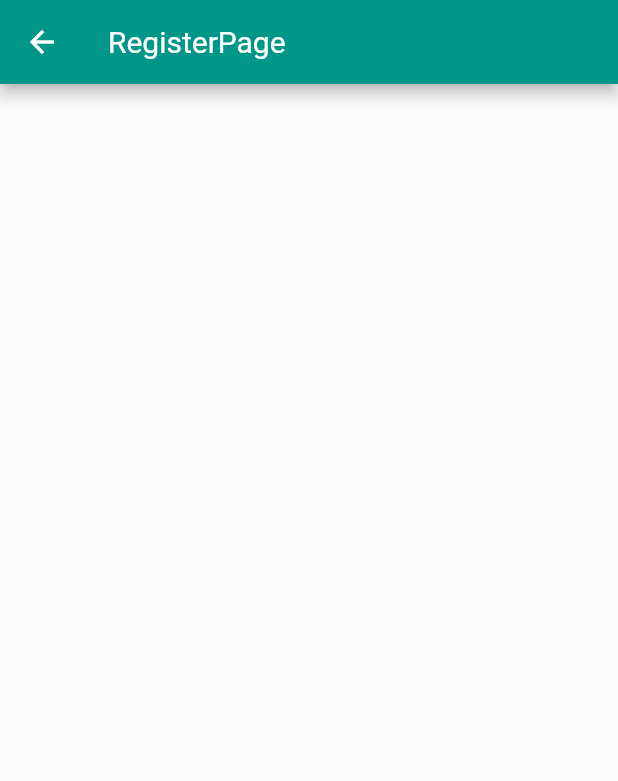
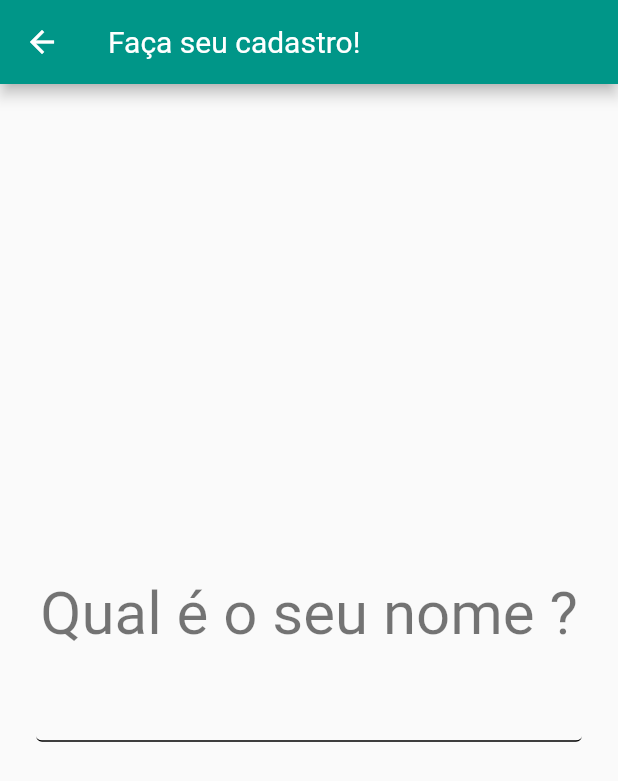
Before and after one commit to lucasrobaert/fuinsta, a Flutter app: the RegisterPage screen opened by its route, on a phone screen of 412 x 824 dp. Shown: the top 781 px of the screen. Run offline on Flutter 3.47's test engine with Material 2 defaults, Android fonts, the phone set to English and light mode, and no system bars; our stand-ins replace flutter_mobx, flutter_modular, mobx, shared_preferences; accounts and stored records are empty; generated files the repository leaves out were written again.

Commit message:
Register

```diff
--- a/lib/app/modules/register/register_page.dart
+++ b/lib/app/modules/register/register_page.dart
@@ -2,20 +2,124 @@ import 'package:flutter/material.dart';
 
 class RegisterPage extends StatefulWidget {
   final String title;
-  const RegisterPage({Key? key, this.title = 'RegisterPage'}) : super(key: key);
+  const RegisterPage({Key? key, this.title = 'Faça seu cadastro!'})
+      : super(key: key);
   @override
   RegisterPageState createState() => RegisterPageState();
 }
+
 class RegisterPageState extends State<RegisterPage> {
+  late PageController _pageController;
+
+  late TextEditingController _nameController;
+  late TextEditingController _emailController;
+  late TextEditingController _passwordController;
+
+  @override
+  void initState() {
+    super.initState();
+    _pageController = PageController(initialPage: 0);
+
+    _nameController = TextEditingController();
+    _emailController = TextEditingController();
+    _passwordController = TextEditingController();
+  }
+
   @override
   Widget build(BuildContext context) {
     return Scaffold(
       appBar: AppBar(
         title: Text(widget.title),
       ),
-      body: Column(
-        children: <Widget>[],
+      body: PageView(
+        controller: _pageController,
+        scrollDirection: Axis.vertical,
+        physics: NeverScrollableScrollPhysics(),
+        children: [
+          _FormField(
+            controller: _nameController,
+            label: 'Qual é o seu nome ?',
+            showBackButton: false,
+            onNext: (){
+              _pageController.nextPage(duration: Duration(seconds: 1), curve: Curves.easeOut);
+            },
+          ),
+          _FormField(
+            controller: _emailController,
+            label: 'Qual é o seu melhor e-mail ?',
+            onNext: (){
+              _pageController.nextPage(duration: Duration(seconds: 1), curve: Curves.easeOut);
+            },
+            onBack: (){
+              _pageController.previousPage(duration: Duration(seconds: 1), curve: Curves.easeOut);
+            },
+          ),
+          _FormField(
+            controller: _passwordController,
+            label: 'Crie uma senha',
+            onNext: (){
+            },
+            onBack: (){
+              _pageController.previousPage(duration: Duration(seconds: 1), curve: Curves.easeOut);
+            },
+          ),
+        ],
       ),
     );
   }
 }
+
+class _FormField extends StatelessWidget {
+  final String label;
+  final VoidCallback onNext;
+  final VoidCallback? onBack;
+  final bool showBackButton;
+  final TextEditingController controller;
+
+  _FormField({
+      required this.label,
+      required this.onNext,
+      this.onBack,
+      this.showBackButton = true,
+      required this.controller
+  });
+
+  @override
+  Widget build(BuildContext context) {
+    return Column(
+      mainAxisSize: MainAxisSize.max,
+      mainAxisAlignment: MainAxisAlignment.start,
+      crossAxisAlignment: CrossAxisAlignment.start,
+      children: [
+        showBackButton ? _backButton() : SizedBox.fromSize(size: Size.zero,),
+        Flexible(
+          child: Container(
+            padding: EdgeInsets.symmetric(horizontal: 24),
+            child: Column(
+              mainAxisSize: MainAxisSize.max,
+              mainAxisAlignment: MainAxisAlignment.center,
+              children: [
+                FittedBox(
+                  fit: BoxFit.fitWidth,
+                  child: Text(
+                    label,
+                    style: Theme.of(context).textTheme.headline1!.copyWith(fontSize: 40),
+                    maxLines: 1,
+                  ),
+                ),
+                TextFormField(
+                  controller: controller,
+                  onEditingComplete: onNext,
+                  style: TextStyle(fontSize: 32),
+                )
+              ],
+            ),
+          ),
+        )
+      ],
+    );
+  }
+  Widget _backButton(){
+    return IconButton(onPressed: onBack, icon: Icon(Icons.arrow_upward));
+  }
+}
```
